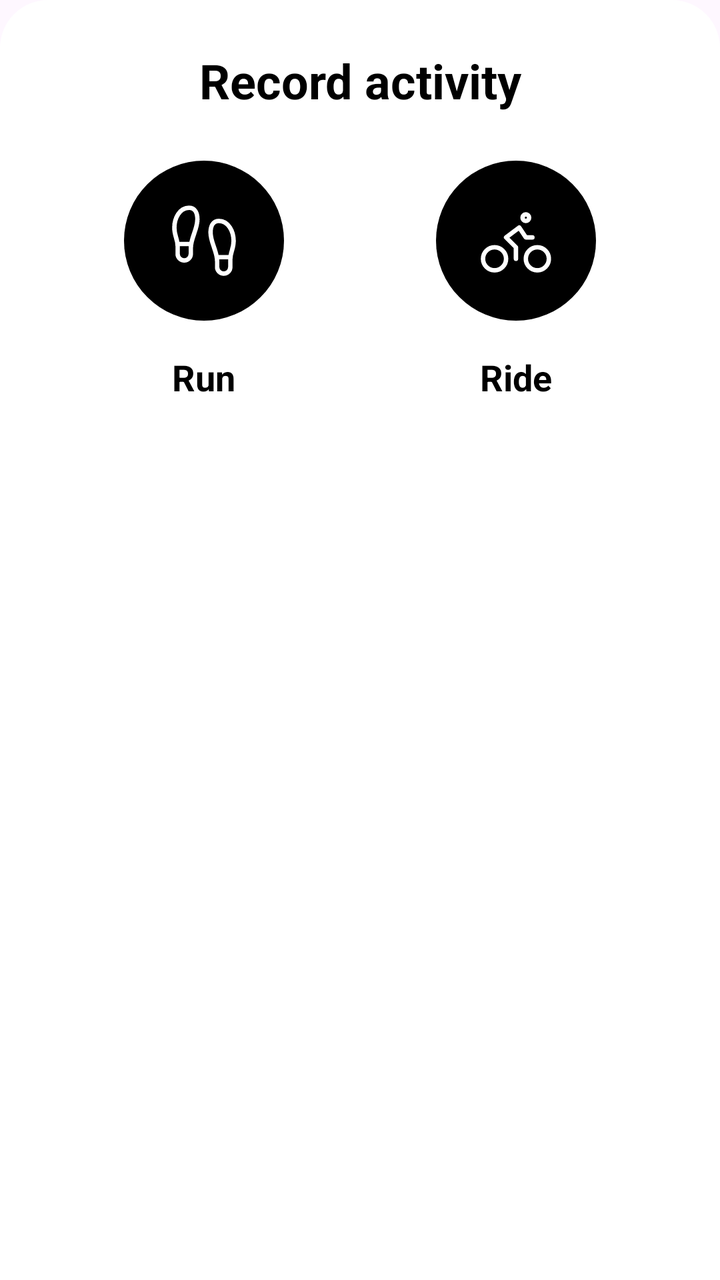
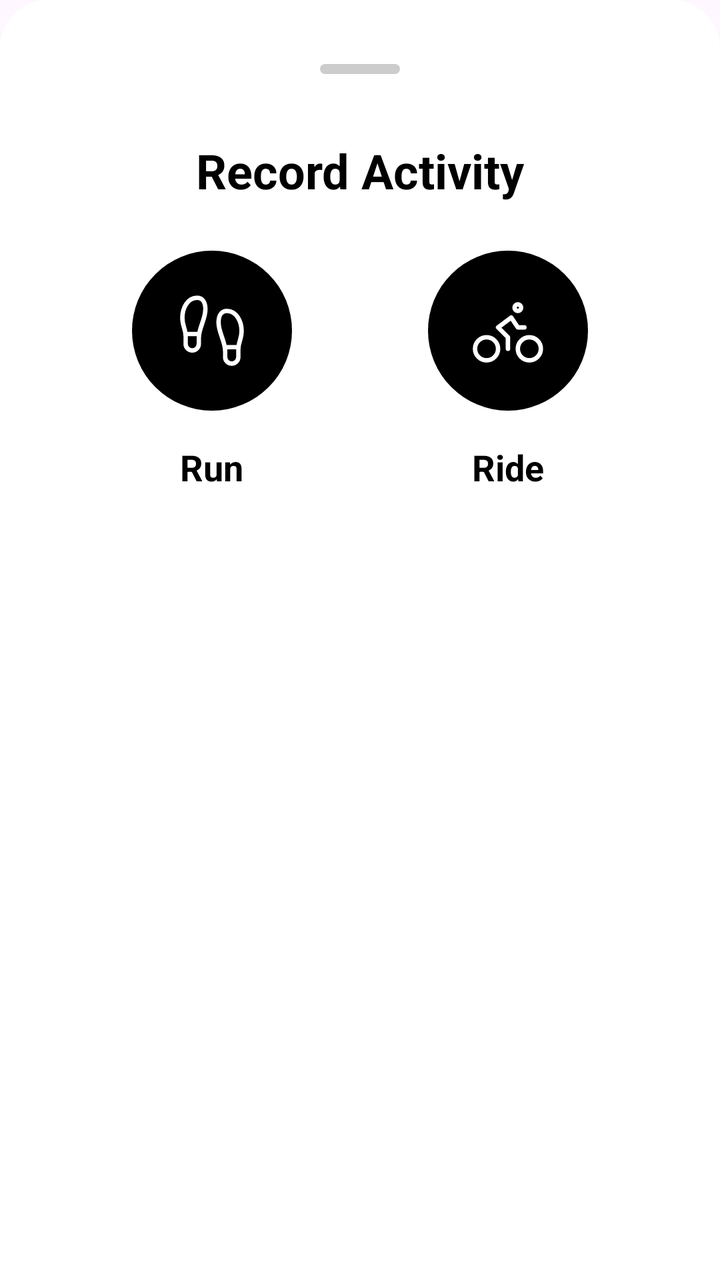

Screens rendered from an Android XML layout before and after an edit, with the pre-edit source and the edit as a unified diff.
<!-- AndroidManifest.xml: application theme Theme.Walkfie -->
<!-- res/layout/dialog_activity_chooser.xml -->
<?xml version="1.0" encoding="utf-8"?>
<LinearLayout xmlns:android="http://schemas.android.com/apk/res/android"
    xmlns:app="http://schemas.android.com/apk/res-auto"
    android:id="@+id/bottom_sheet"
    android:layout_width="match_parent"
    android:layout_height="wrap_content"
    android:orientation="vertical"
    android:padding="24dp"
    android:background="@drawable/bottom_sheet_background"
    app:behavior_hideable="false"
    app:behavior_peekHeight="auto"
    app:layout_behavior="com.google.android.material.bottomsheet.BottomSheetBehavior">

    <TextView
        android:id="@+id/tvDialogTitle"
        android:layout_width="match_parent"
        android:layout_height="wrap_content"
        android:layout_marginBottom="24dp"
        android:text="Record activity"
        android:textAlignment="center"
        android:textColor="@android:color/black"
        android:textSize="24sp"
        android:textStyle="bold" />

    <LinearLayout
        android:layout_width="match_parent"
        android:layout_height="wrap_content"
        android:gravity="center"
        android:orientation="horizontal">

        <LinearLayout
            android:layout_width="0dp"
            android:layout_height="wrap_content"
            android:layout_weight="1"
            android:gravity="center"
            android:orientation="vertical">

            <ImageView
                android:id="@+id/ivIcon1"
                android:layout_width="80dp"
                android:layout_height="80dp"
                android:layout_marginBottom="16dp"
                android:background="@drawable/circle_background_green"
                android:src="@drawable/run"
                android:scaleType="centerInside"/>

            <TextView
                android:layout_width="wrap_content"
                android:layout_height="wrap_content"
                android:text="Run"
                android:textColor="@android:color/black"
                android:textSize="18sp"
                android:textStyle="bold" />
        </LinearLayout>

        <LinearLayout
            android:layout_width="0dp"
            android:layout_height="wrap_content"
            android:layout_weight="1"
            android:gravity="center"
            android:orientation="vertical">

            <ImageView
                android:id="@+id/ivIcon2"
                android:layout_width="80dp"
                android:layout_height="80dp"
                android:layout_marginBottom="16dp"
                android:background="@drawable/circle_background_blue"
                android:src="@drawable/ride"
                android:scaleType="centerInside"/>

            <TextView
                android:layout_width="wrap_content"
                android:layout_height="wrap_content"
                android:text="Ride"
                android:textColor="@android:color/black"
                android:textSize="18sp"
                android:textStyle="bold" />
        </LinearLayout>
    </LinearLayout>

    <androidx.recyclerview.widget.RecyclerView
        android:id="@+id/recyclerViewActivities"
        android:layout_width="match_parent"
        android:layout_height="wrap_content"
        android:layout_marginTop="24dp"
        android:visibility="gone" />
</LinearLayout>
<!-- resources referenced by this layout -->
<resources>
  <!-- drawable bottom_sheet_background (drawable) -->
  <?xml version="1.0" encoding="utf-8"?>
  <shape xmlns:android="http://schemas.android.com/apk/res/android"
      android:shape="rectangle">
      <solid android:color="@android:color/white" />
      <corners android:topLeftRadius="24dp" android:topRightRadius="24dp" />
  </shape>
  <!-- drawable circle_background_blue (drawable) -->
  <?xml version="1.0" encoding="utf-8"?>
  <shape xmlns:android="http://schemas.android.com/apk/res/android"
      android:shape="oval">
      <solid android:color="@android:color/black" />
  </shape>
  <!-- drawable circle_background_green (drawable) -->
  <?xml version="1.0" encoding="utf-8"?>
  <shape xmlns:android="http://schemas.android.com/apk/res/android"
      android:shape="oval">
      <solid android:color="@android:color/black" />
  </shape>
  <!-- drawable ride (drawable) -->
  <vector xmlns:android="http://schemas.android.com/apk/res/android" android:height="40dp" android:viewportHeight="54" android:viewportWidth="54" android:width="40dp">
        
      <path android:fillColor="#00000000"
          android:pathData="M26.966,39.237V31.46L20.301,24.795L29.188,18.13L33.631,24.795H38.075M49.184,39.237C49.184,43.531 45.702,47.013 41.408,47.013C37.113,47.013 33.631,43.531 33.631,39.237C33.631,34.942 37.113,31.46 41.408,31.46C45.702,31.46 49.184,34.942 49.184,39.237ZM20.301,39.237C20.301,43.531 16.819,47.013 12.525,47.013C8.23,47.013 4.749,43.531 4.749,39.237C4.749,34.942 8.23,31.46 12.525,31.46C16.819,31.46 20.301,34.942 20.301,39.237ZM35.853,11.465C35.853,12.692 34.858,13.686 33.631,13.686C32.404,13.686 31.41,12.692 31.41,11.465C31.41,10.238 32.404,9.243 33.631,9.243C34.858,9.243 35.853,10.238 35.853,11.465Z"
          android:strokeColor="#ffffff"
          android:strokeLineCap="round"
          android:strokeLineJoin="round"
          android:strokeWidth="3"/>
      
  </vector>
  <!-- drawable run (drawable) -->
  <vector xmlns:android="http://schemas.android.com/apk/res/android" android:height="40dp" android:viewportHeight="54" android:viewportWidth="54" android:width="40dp">
        
      <path android:fillColor="#00000000"
          android:pathData="M35.87,38.126H44.757M9.209,29.239H18.096M9.209,35.904V30.616C9.209,25.906 6.921,23.684 6.987,18.13C7.054,12.087 10.298,4.8 16.985,4.8C21.14,4.8 22.54,8.799 22.54,12.576C22.54,19.485 18.096,25.151 18.096,31.861V35.904C18.096,37.083 17.628,38.213 16.795,39.046C15.961,39.879 14.831,40.348 13.653,40.348C12.474,40.348 11.344,39.879 10.51,39.046C9.677,38.213 9.209,37.083 9.209,35.904ZM44.757,44.791V39.503C44.757,34.793 47.046,32.571 46.979,27.017C46.912,20.974 43.668,13.687 36.981,13.687C32.826,13.687 31.427,17.686 31.427,21.463C31.427,28.372 35.87,34.038 35.87,40.748V44.791C35.87,45.97 36.338,47.1 37.172,47.933C38.005,48.766 39.135,49.235 40.314,49.235C41.492,49.235 42.622,48.766 43.456,47.933C44.289,47.1 44.757,45.97 44.757,44.791Z"
          android:strokeColor="#ffffff"
          android:strokeLineCap="round"
          android:strokeLineJoin="round"
          android:strokeWidth="3"/>
      
  </vector>
  <style name="Theme.Walkfie" parent="Base.Theme.Walkfie" />
  <style name="Base.Theme.Walkfie" parent="Theme.Material3.DayNight.NoActionBar">
          
          
      </style>
</resources>

<!-- the commit's change to res/layout/dialog_activity_chooser.xml (unified diff, before → after) -->
@@ -5,18 +5,26 @@
     android:layout_width="match_parent"
     android:layout_height="wrap_content"
     android:orientation="vertical"
-    android:padding="24dp"
+    android:padding="32dp"
     android:background="@drawable/bottom_sheet_background"
     app:behavior_hideable="false"
     app:behavior_peekHeight="auto"
+    android:clipToPadding="false"
     app:layout_behavior="com.google.android.material.bottomsheet.BottomSheetBehavior">
+
+    <View
+        android:layout_width="40dp"
+        android:layout_height="5dp"
+        android:background="@drawable/pill_shape"
+        android:layout_marginBottom="32dp"
+        android:layout_gravity="center"/>
 
     <TextView
         android:id="@+id/tvDialogTitle"
         android:layout_width="match_parent"
         android:layout_height="wrap_content"
         android:layout_marginBottom="24dp"
-        android:text="Record activity"
+        android:text="Record Activity"
         android:textAlignment="center"
         android:textColor="@android:color/black"
         android:textSize="24sp"
<!-- resource entries referenced after the edit -->
@@ -18,6 +18,14 @@
   <shape xmlns:android="http://schemas.android.com/apk/res/android"
       android:shape="oval">
       <solid android:color="@android:color/black" />
+  </shape>
+  <!-- drawable pill_shape (drawable) -->
+  <?xml version="1.0" encoding="utf-8"?>
+  <shape xmlns:android="http://schemas.android.com/apk/res/android"
+      android:shape="rectangle">
+      <solid android:color="#CCCCCC" />
+      <corners android:radius="5dp" />
+      <size android:height="5dp" android:width="30dp"/>
   </shape>
   <!-- drawable ride (drawable) -->
   <vector xmlns:android="http://schemas.android.com/apk/res/android" android:height="40dp" android:viewportHeight="54" android:viewportWidth="54" android:width="40dp">
